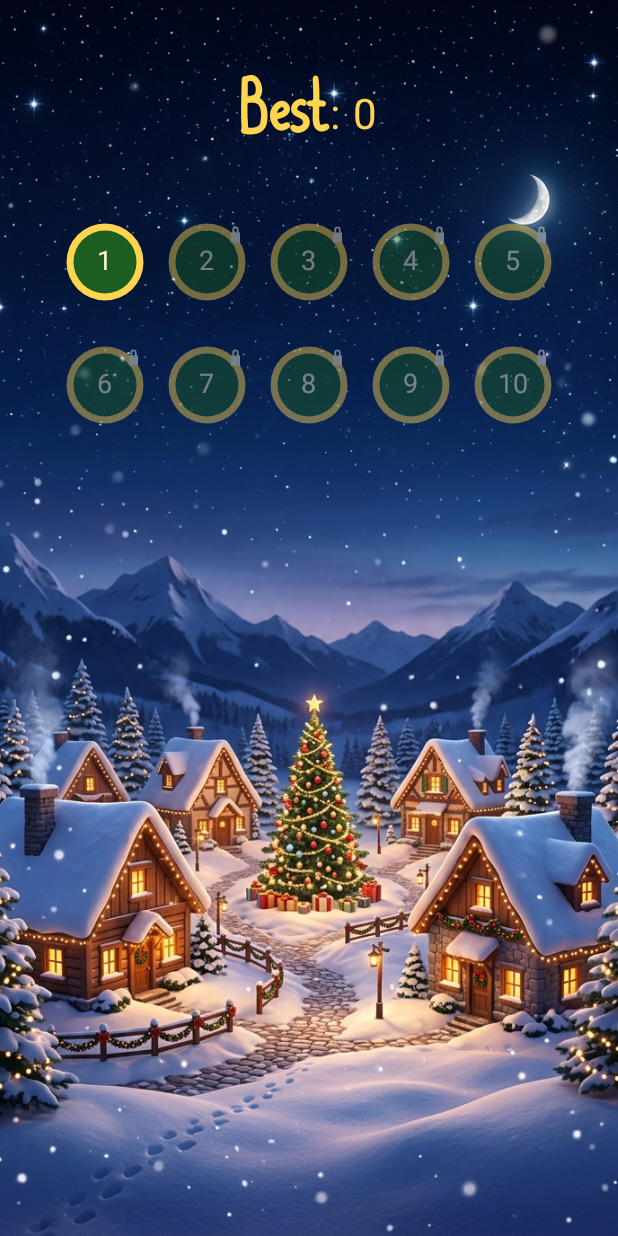
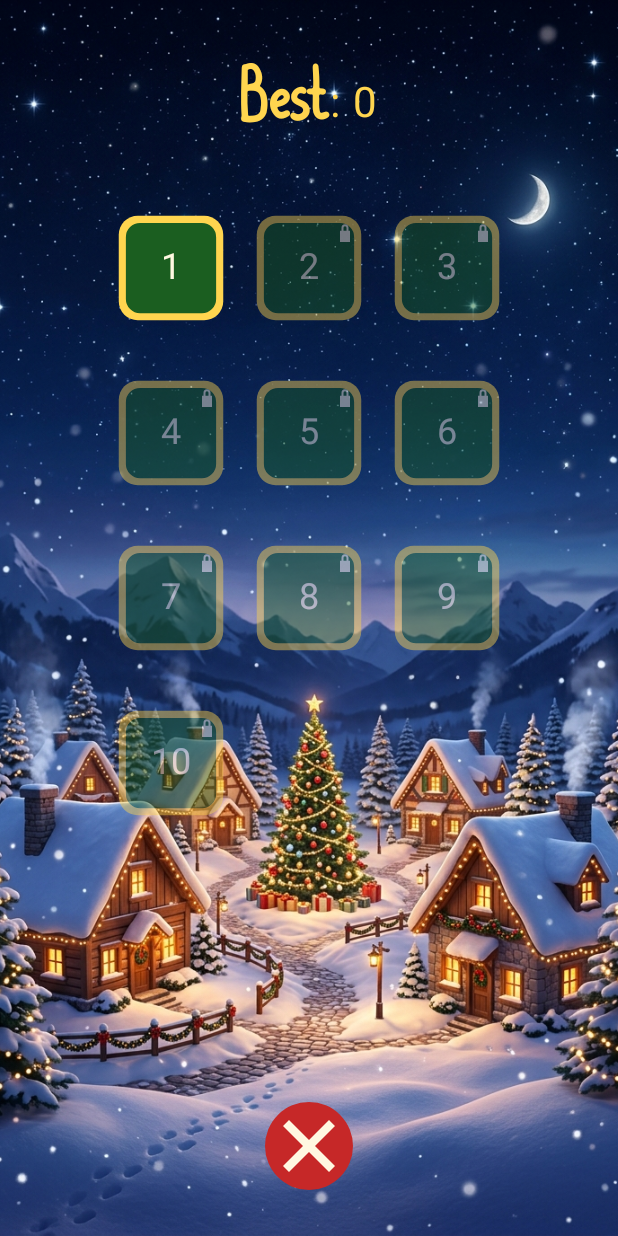
Before and after one commit to pank85/christmasgiftsminigame, an Android app: the screen it shows after launch (MainActivity), on a phone screen of 412 x 824 dp. Run offline under Robolectric (Android 15) with nearby library versions, the phone set to English and light mode, and no system bars.

Commit message:
feat(ui): add in-game home button, menu quit button, and 3-col tiles
- Add top-right Home button in GameView HUD returning to stage select

- Add Quit button at bottom of MainActivity stage selection screen

- Enlarge stage tiles to 76dp rounded squares in a 3-column grid

```diff
--- a/app/src/main/java/com/example/christmasgifts/MainActivity.java
+++ b/app/src/main/java/com/example/christmasgifts/MainActivity.java
@@ -13,6 +13,7 @@ import android.view.View;
 import android.view.Window;
 import android.view.WindowManager;
 import android.widget.GridLayout;
+import android.widget.ImageButton;
 import android.widget.ImageView;
 import android.widget.TextView;
 
@@ -31,11 +32,27 @@ public class MainActivity extends AppCompatActivity {
         if (getSupportActionBar()!=null)
             getSupportActionBar().hide();
         setContentView(R.layout.activity_main);
+        renderMenu();
+    }
+
+    private void renderMenu() {
         SharedPreferences prefs = PreferenceManager.getDefaultSharedPreferences(this);
         int highScore = prefs.getInt(getString(R.string.high_score), 0);
         TextView menuHighScore = findViewById(R.id.menu_high_score);
         menuHighScore.setText(getString(R.string.menu_high_score_fmt, highScore));
         bindLevelGrid(prefs);
+        ImageButton quitButton = findViewById(R.id.btn_quit);
+        quitButton.setOnClickListener(view -> finishAndRemoveTask());
+    }
+
+    public void returnToMenu() {
+        if (gameView != null) {
+            gameView.setActivityResumed(false);
+            gameView = null;
+        }
+        setContentView(R.layout.activity_main);
+        renderMenu();
+        hideSystemBars();
     }
 
     private void bindLevelGrid(SharedPreferences prefs) {
--- a/app/src/main/res/drawable/ic_level_tile.xml
+++ b/app/src/main/res/drawable/ic_level_tile.xml
@@ -1,12 +1,12 @@
 <vector xmlns:android="http://schemas.android.com/apk/res/android"
-    android:width="56dp"
-    android:height="56dp"
+    android:width="76dp"
+    android:height="76dp"
     android:viewportWidth="24"
     android:viewportHeight="24">
     <path
         android:fillColor="@color/festive_gold"
-        android:pathData="M12,1a11,11 0,1 0,0 22a11,11 0,1 0,0 -22" />
+        android:pathData="M5,1 H19 A4,4 0 0 1 23,5 V19 A4,4 0 0 1 19,23 H5 A4,4 0 0 1 1,19 V5 A4,4 0 0 1 5,1 Z" />
     <path
         android:fillColor="@color/festive_green"
-        android:pathData="M12,3a9,9 0,1 0,0 18a9,9 0,1 0,0 -18" />
+        android:pathData="M5.5,2.5 H18.5 A3,3 0 0 1 21.5,5.5 V18.5 A3,3 0 0 1 18.5,21.5 H5.5 A3,3 0 0 1 2.5,18.5 V5.5 A3,3 0 0 1 5.5,2.5 Z" />
 </vector>
--- a/app/src/main/res/layout/activity_main.xml
+++ b/app/src/main/res/layout/activity_main.xml
@@ -1,5 +1,6 @@
 <?xml version="1.0" encoding="utf-8"?>
 <FrameLayout xmlns:android="http://schemas.android.com/apk/res/android"
+    xmlns:app="http://schemas.android.com/apk/res-auto"
     xmlns:tools="http://schemas.android.com/tools"
     android:id="@+id/main_layout"
     android:layout_width="match_parent"
@@ -23,19 +24,40 @@
             android:layout_height="wrap_content"
             android:layout_alignParentTop="true"
             android:layout_centerHorizontal="true"
-            android:layout_marginTop="48dp"
+            android:layout_marginTop="40dp"
             android:fontFamily="@font/winter_snow_regular"
             android:textColor="@color/festive_gold"
             android:textSize="28sp" />
 
-        <GridLayout
-            android:id="@+id/level_grid"
+        <ScrollView
             android:layout_width="wrap_content"
             android:layout_height="wrap_content"
+            android:layout_above="@id/btn_quit"
             android:layout_below="@id/menu_high_score"
             android:layout_centerHorizontal="true"
-            android:layout_marginTop="20dp"
-            android:columnCount="5"
-            android:useDefaultMargins="false" />
+            android:layout_marginTop="16dp"
+            android:layout_marginBottom="16dp"
+            android:scrollbars="none">
+
+            <GridLayout
+                android:id="@+id/level_grid"
+                android:layout_width="wrap_content"
+                android:layout_height="wrap_content"
+                android:layout_gravity="center_horizontal"
+                android:columnCount="3"
+                android:useDefaultMargins="false" />
+        </ScrollView>
+
+        <ImageButton
+            android:id="@+id/btn_quit"
+            android:layout_width="64dp"
+            android:layout_height="64dp"
+            android:layout_alignParentBottom="true"
+            android:layout_centerHorizontal="true"
+            android:layout_marginBottom="28dp"
+            android:background="@drawable/btn_exit"
+            android:backgroundTint="@null"
+            android:contentDescription="@string/exit_desc"
+            app:backgroundTint="@null" />
     </RelativeLayout>
 </FrameLayout>
--- a/app/src/main/res/layout/level_tile.xml
+++ b/app/src/main/res/layout/level_tile.xml
@@ -2,7 +2,7 @@
 <LinearLayout xmlns:android="http://schemas.android.com/apk/res/android"
     android:layout_width="wrap_content"
     android:layout_height="wrap_content"
-    android:layout_margin="6dp"
+    android:layout_margin="8dp"
     android:clickable="true"
     android:focusable="true"
     android:gravity="center_horizontal"
@@ -17,29 +17,29 @@
 
         <ImageView
             android:id="@+id/star_1"
-            android:layout_width="14dp"
-            android:layout_height="14dp"
+            android:layout_width="18dp"
+            android:layout_height="18dp"
             android:importantForAccessibility="no"
             android:src="@drawable/ic_star" />
 
         <ImageView
             android:id="@+id/star_2"
-            android:layout_width="14dp"
-            android:layout_height="14dp"
+            android:layout_width="18dp"
+            android:layout_height="18dp"
             android:importantForAccessibility="no"
             android:src="@drawable/ic_star" />
 
         <ImageView
             android:id="@+id/star_3"
-            android:layout_width="14dp"
-            android:layout_height="14dp"
+            android:layout_width="18dp"
+            android:layout_height="18dp"
             android:importantForAccessibility="no"
             android:src="@drawable/ic_star" />
     </LinearLayout>
 
     <FrameLayout
-        android:layout_width="56dp"
-        android:layout_height="56dp">
+        android:layout_width="76dp"
+        android:layout_height="76dp">
 
         <ImageView
             android:id="@+id/level_icon"
@@ -55,13 +55,14 @@
             android:layout_gravity="center"
             android:fontFamily="@font/winter_snow_regular"
             android:textColor="@color/festive_cream"
-            android:textSize="18sp" />
+            android:textSize="24sp" />
 
         <ImageView
             android:id="@+id/level_lock"
-            android:layout_width="18dp"
-            android:layout_height="18dp"
+            android:layout_width="20dp"
+            android:layout_height="20dp"
             android:layout_gravity="top|end"
+            android:layout_margin="4dp"
             android:importantForAccessibility="no"
             android:src="@drawable/ic_lock"
             android:visibility="gone" />
```
Also changed, not shown: app/src/main/java/com/example/christmasgifts/GameView.java (+76 -5 lines).
